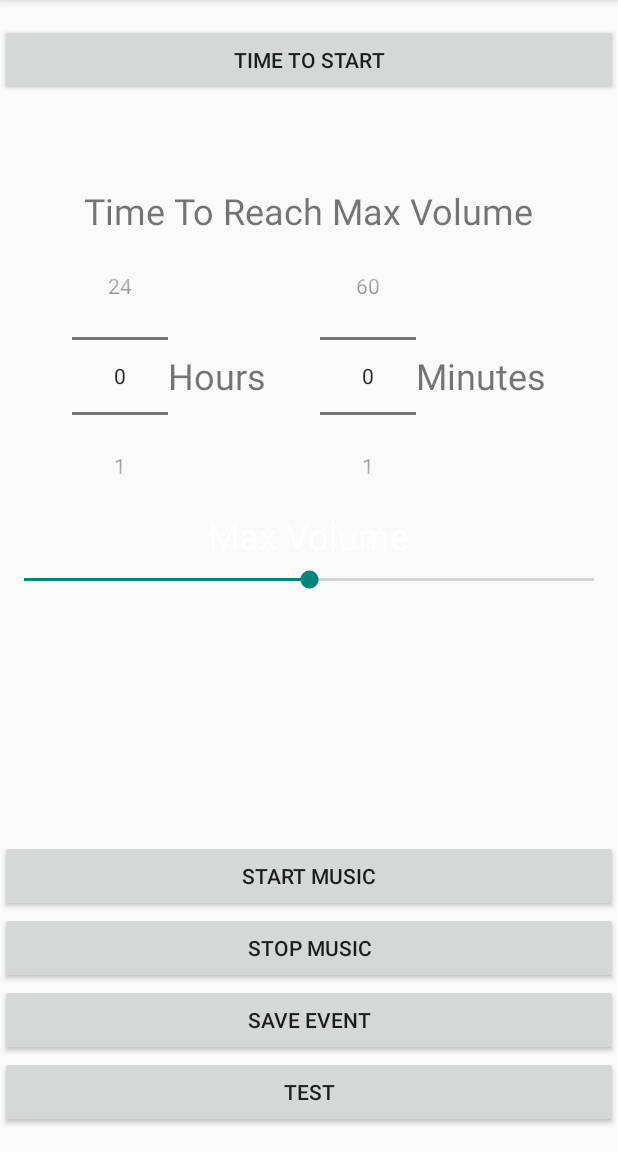
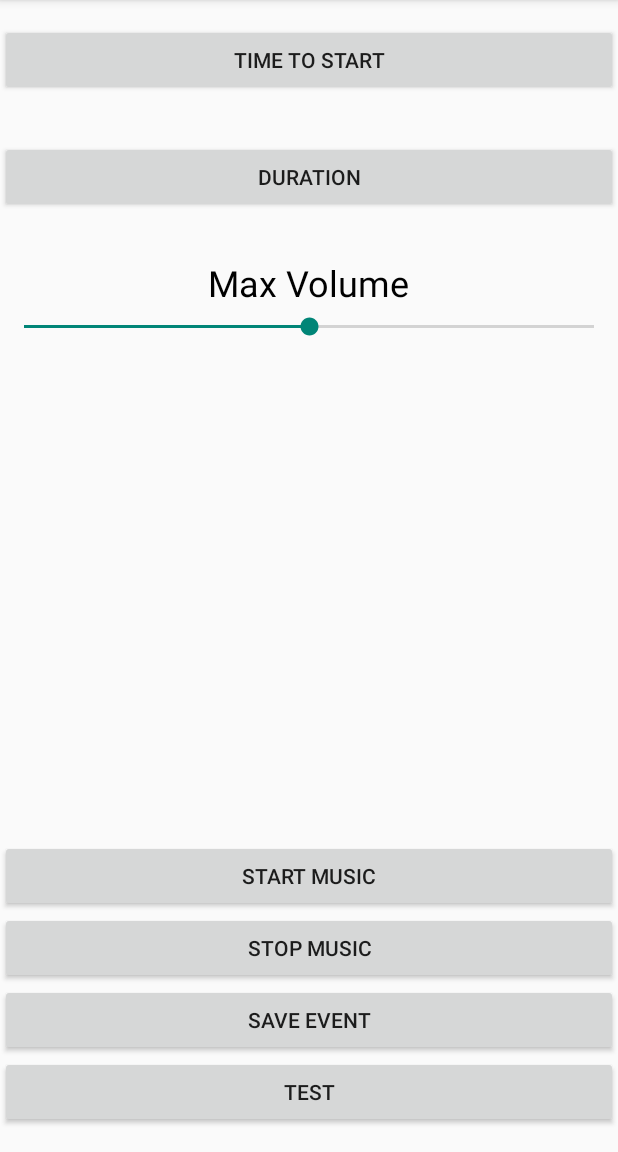
Before and after one commit to suttonbryand/LucidMusic, an Android app: the screen it shows after launch (MainActivity), on a phone screen of 412 x 824 dp, the part 84-1236 px from its top. Run offline under Robolectric (Android 15) with nearby library versions, the phone set to English and light mode, and no system bars.

Commit message:
dialog for duration

```diff
--- a/lucidmusic/src/main/java/sutton/bryan/lucidmusic/AlarmActivity.java
+++ b/lucidmusic/src/main/java/sutton/bryan/lucidmusic/AlarmActivity.java
@@ -37,7 +37,7 @@ public class AlarmActivity extends ActionBarActivity {
             int duration = sharedPref.getInt(getString(R.string.preference_duration),0);
             float max_volume = sharedPref.getFloat(getString(R.string.preference_max_volume), 1);
 
-            alarmtimemanager = new AlarmTimeManager(this);
+            alarmtimemanager = new AlarmTimeManager();
             alarmtimemanager.getLucidPlayer().save(duration,max_volume);
 
             playerfragment = new PlayerFragment();
@@ -46,6 +46,7 @@ public class AlarmActivity extends ActionBarActivity {
         }
 
         alarmtimemanager = playerfragment.getAlarmTimeManager();
+        alarmtimemanager.setActivity(this);
         alarmtimemanager.getLucidPlayer().start();
     }
 
--- a/lucidmusic/src/main/java/sutton/bryan/lucidmusic/AlarmTimeManager.java
+++ b/lucidmusic/src/main/java/sutton/bryan/lucidmusic/AlarmTimeManager.java
@@ -2,9 +2,11 @@ package sutton.bryan.lucidmusic;
 
 import android.app.Activity;
 import android.app.AlarmManager;
+import android.app.Dialog;
 import android.app.PendingIntent;
 import android.app.TimePickerDialog;
 import android.content.Context;
+import android.content.DialogInterface;
 import android.content.Intent;
 import android.content.SharedPreferences;
 import android.view.View;
@@ -17,22 +19,33 @@ import java.util.Calendar;
 /**
  * Created by Bryan on 3/2/14.
  */
-public class AlarmTimeManager implements TimePickerDialog.OnTimeSetListener {
+public class AlarmTimeManager implements TimePickerDialog.OnTimeSetListener, Dialog.OnClickListener {
+
+    private View dialog_view;
+
+    public static final int BUTTON_CLICK_DURATION = 1;
+    private int buttonClickType = BUTTON_CLICK_DURATION;
+
+    private int duration_hours = 0;
+    private int duration_minutes = 0;
 
     private long triggerTime;
     private LucidPlayer lucidplayer;
     private Activity activity;
     private Context context;
 
-    public AlarmTimeManager(Activity a){
+    public AlarmTimeManager(){
         lucidplayer = new LucidPlayer();
         lucidplayer.setTimeToMaxVolume(21600);
-        activity = a;
-        context = a.getApplicationContext();
     }
 
     public LucidPlayer getLucidPlayer(){
         return this.lucidplayer;
+    }
+
+    public void setActivity(Activity a){
+        activity = a;
+        context = a.getApplicationContext();
     }
 
     public void save(View view){
@@ -71,11 +84,30 @@ public class AlarmTimeManager implements TimePickerDialog.OnTimeSetListener {
 
     }
 
+    @Override
+    public void onClick(DialogInterface dialogInterface, int i) {
+        switch(this.buttonClickType){
+            case BUTTON_CLICK_DURATION:
+                duration_hours = ((NumberPicker) dialog_view.findViewById(R.id.hours)).getValue();
+                duration_minutes = ((NumberPicker) dialog_view.findViewById(R.id.minutes)).getValue();
+        }
+    }
+
+    public void setDurationView(View view){
+        NumberPicker hours      = (NumberPicker) view.findViewById(R.id.hours);
+        NumberPicker minutes    = (NumberPicker) view.findViewById(R.id.minutes);
+        hours.setMaxValue(6);
+        minutes.setMaxValue(59);
+        hours.setValue(duration_hours);
+        minutes.setValue(duration_minutes);
+
+        this.buttonClickType = BUTTON_CLICK_DURATION;
+        this.dialog_view = view;
+    }
+
     private int getDuration(){
         // Get the duration
-        NumberPicker hours_duration      = (NumberPicker) activity.findViewById(R.id.hours);
-        NumberPicker minutes_duration    = (NumberPicker) activity.findViewById(R.id.minutes);
-        return (hours_duration.getValue() * 60 * 60) + (minutes_duration.getValue() * 60);
+        return (duration_hours * 60 * 60) + (duration_minutes * 60);
     }
 
     private float getMaxVolume(){
@@ -87,4 +119,5 @@ public class AlarmTimeManager implements TimePickerDialog.OnTimeSetListener {
         android.util.Log.w("passing volume " , "" + max_volume);
         return max_volume;
     }
+
 }
--- a/lucidmusic/src/main/java/sutton/bryan/lucidmusic/MainActivity.java
+++ b/lucidmusic/src/main/java/sutton/bryan/lucidmusic/MainActivity.java
@@ -1,6 +1,7 @@
 package sutton.bryan.lucidmusic;
 
 import android.app.AlarmManager;
+import android.app.AlertDialog;
 import android.app.PendingIntent;
 import android.app.TimePickerDialog;
 import android.support.v7.app.ActionBarActivity;
@@ -40,13 +41,14 @@ public class MainActivity extends ActionBarActivity {
         playerfragment = (PlayerFragment) fm.findFragmentByTag("alarmtimemanager");
 
         if(playerfragment == null){
-            alarmtimemanager = new AlarmTimeManager(this);
+            alarmtimemanager = new AlarmTimeManager();
             playerfragment = new PlayerFragment();
             fm.beginTransaction().add(playerfragment, "alarmtimemanager").commit();
             playerfragment.setAlarmTimeManager(alarmtimemanager);
         }
 
         alarmtimemanager = playerfragment.getAlarmTimeManager();
+        alarmtimemanager.setActivity(this);
     }
 
 
@@ -108,6 +110,17 @@ public class MainActivity extends ActionBarActivity {
         dialog.show();
     }
 
+    public void openDurationDialog(View view){
+        AlertDialog.Builder build = new AlertDialog.Builder(this);
+        LayoutInflater inflater = getLayoutInflater();
+        View durationDialogView = inflater.inflate(R.layout.dialog_duration, null);
+        build.setView(durationDialogView)
+                .setPositiveButton(R.string.ok, alarmtimemanager);
+        AlertDialog dialog = build.create();
+        dialog.show();
+        alarmtimemanager.setDurationView(durationDialogView);
+    }
+
 
     public void test(View view){
         Intent intent = new Intent(this,AlarmActivity.class);
@@ -127,11 +140,6 @@ public class MainActivity extends ActionBarActivity {
         public View onCreateView(LayoutInflater inflater, ViewGroup container,
                 Bundle savedInstanceState) {
             View rootView = inflater.inflate(R.layout.fragment_main, container, false);
-            NumberPicker hours      = (NumberPicker) rootView.findViewById(R.id.hours);
-            NumberPicker minutes    = (NumberPicker) rootView.findViewById(R.id.minutes);
-
-            hours.setMaxValue(24);
-            minutes.setMaxValue(60);
             return rootView;
         }
     }
--- a/lucidmusic/src/main/res/layout/fragment_main.xml
+++ b/lucidmusic/src/main/res/layout/fragment_main.xml
@@ -13,57 +13,16 @@
         android:layout_gravity="center_horizontal"
         android:text="@string/starttime_label"
         android:onClick="openTimePickerDialog"
-        android:layout_marginBottom="60dp" />
+        android:layout_marginBottom="30dp" />
 
-    <LinearLayout xmlns:android="http://schemas.android.com/apk/res/android"
-        xmlns:tools="http://schemas.android.com/tools"
-        android:id="@+id/timetomax_layout"
+    <Button android:id="@+id/duration_layout"
         android:layout_width="match_parent"
         android:layout_height="wrap_content"
-        android:orientation="vertical"
         android:layout_gravity="center_horizontal"
-        android:layout_below="@id/starttime_layout">
-
-        <TextView android:id="@+id/starttime_label"
-            android:layout_width="wrap_content"
-            android:layout_height="wrap_content"
-            android:layout_gravity="center_horizontal"
-            android:textSize="24dp"
-            android:layout_marginBottom="@dimen/label_margin"
-            android:text="@string/duration_label"/>
-
-        <LinearLayout xmlns:android="http://schemas.android.com/apk/res/android"
-            android:layout_width="wrap_content"
-            android:layout_height="wrap_content"
-            android:layout_gravity="center_horizontal">
-
-            <NumberPicker android:id="@+id/hours"
-                android:layout_width="wrap_content"
-                android:layout_height="wrap_content"
-                />
-
-            <TextView android:id="@+id/hours_label"
-                android:layout_width="wrap_content"
-                android:layout_height="wrap_content"
-                android:text="@string/hours_label"
-                android:layout_gravity="center_vertical"
-                android:textSize="24dp"/>
-
-            <NumberPicker android:id="@+id/minutes"
-                android:layout_width="wrap_content"
-                android:layout_height="wrap_content"
-                android:layout_marginLeft="36dp"/>
-
-            <TextView android:id="@+id/minutes_label"
-                android:layout_width="wrap_content"
-                android:layout_height="wrap_content"
-                android:text="@string/minutes_label"
-                android:layout_gravity="center_vertical"
-                android:textSize="24dp"/>
-
-        </LinearLayout>
-
-    </LinearLayout>
+        android:text="Duration"
+        android:onClick="openDurationDialog"
+        android:layout_marginBottom="30dp"
+        android:layout_below="@id/starttime_layout"/>
 
     <LinearLayout xmlns:android="http://schemas.android.com/apk/res/android"
         xmlns:tools="http://schemas.android.com/tools"
@@ -71,7 +30,7 @@
         android:layout_height="wrap_content"
         android:orientation="vertical"
         android:layout_gravity="center_horizontal"
-        android:layout_below="@id/timetomax_layout">
+        android:layout_below="@id/duration_layout">
 
         <TextView android:id="@+id/maxvol_label"
             android:layout_width="wrap_content"
@@ -79,7 +38,7 @@
             android:layout_gravity="center_horizontal"
             android:textSize="24dp"
             android:layout_marginBottom="@dimen/label_margin"
-            android:textColor="#fff"
+            android:textColor="#000"
             android:text="@string/max_volume"/>
 
         <SeekBar android:id="@+id/maxvol_seekbar"
--- a/lucidmusic/src/main/res/values/strings.xml
+++ b/lucidmusic/src/main/res/values/strings.xml
@@ -16,5 +16,6 @@
     <string name="preferences">sutton.bryan.lucidmusic</string>
     <string name="preference_duration">duration</string>
     <string name="preference_max_volume">max_volume</string>
+    <string name="ok">Ok</string>
 
 </resources>
```
Also changed, not shown: lucidmusic/src/main/res/layout/dialog_duration.xml (added, +57 -0 lines).
